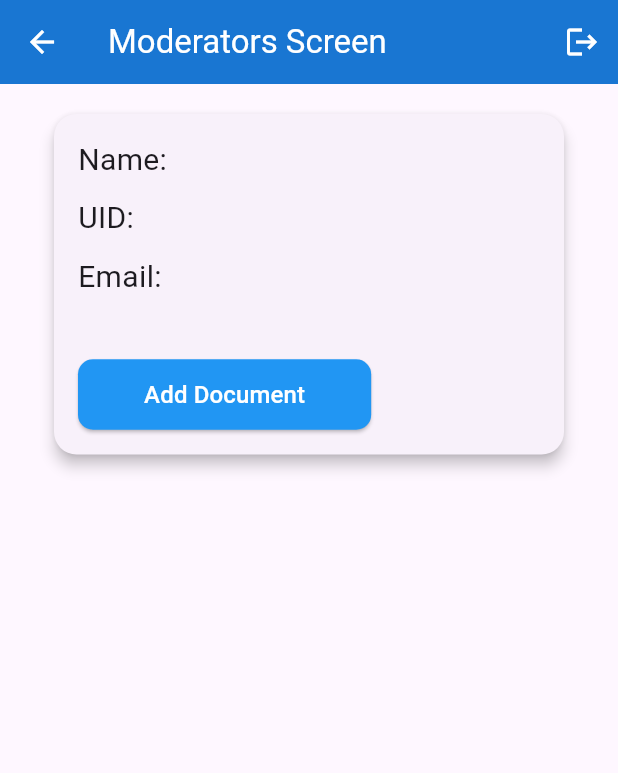
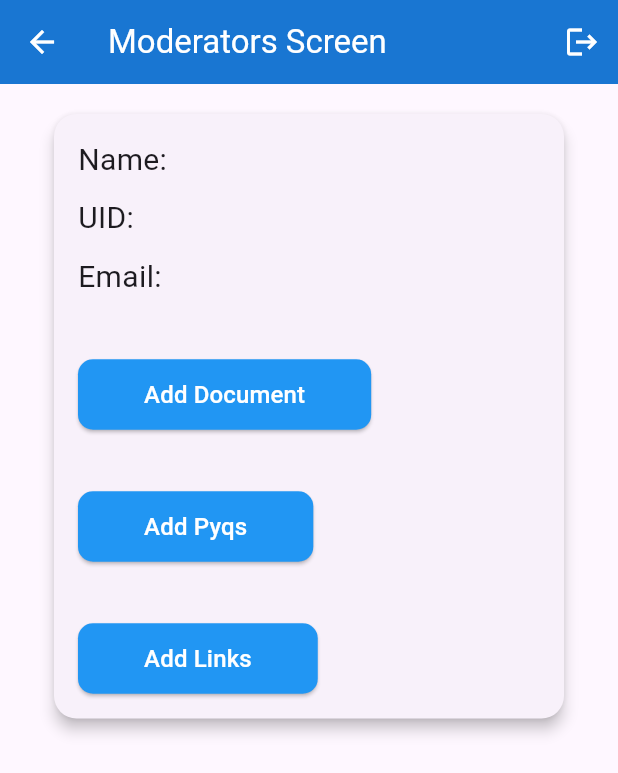
Before and after one commit to osamabenlade/GradePlus, a Flutter app: the ModeratorScreen screen opened directly with empty values, on a phone screen of 412 x 824 dp. Shown: the top 773 px of the screen. Run offline on Flutter 3.47's test engine with Material 3 defaults, Android fonts, the phone set to English and light mode, and no system bars; our stand-ins replace cloud_firestore, emoji_picker_flutter, file_picker, firebase_auth, firebase_core, firebase_database and 4 more; missing offline and left inert: simple_ripple_animation, syncfusion_flutter_pdfviewer; accounts and stored records are empty; project files that could hold a hidden picture were left out.

Commit message:
moderator screen modified and minor fixes

```diff
--- a/lib/screens/login/ModeratorScreen.dart
+++ b/lib/screens/login/ModeratorScreen.dart
@@ -20,13 +20,13 @@ class ModeratorScreen extends StatefulWidget {
 class _ModeratorScreenState extends State<ModeratorScreen> {
   String? selectedSemester;
   String? selectedSubject;
-  void _addDocument(BuildContext context) {
+  void _addDocument(BuildContext context,String doctype) {
     // Implement logic to add document
     // For example, you can navigate to another screen for adding a document
     Navigator.push(
       context,
       MaterialPageRoute(
-        builder: (context) => AddDocumentScreen(),
+        builder: (context) =>  AddDocumentScreen(fileType: doctype,),
       ),
     );
   }
@@ -84,7 +84,7 @@ class _ModeratorScreenState extends State<ModeratorScreen> {
                   ElevatedButton(
                     onPressed: () {
                       // Implement logic to add document
-                      _addDocument(context);
+                      _addDocument(context,'materials');
                     },
                     style: ElevatedButton.styleFrom(
                       backgroundColor: Colors.blue,
@@ -103,6 +103,52 @@ class _ModeratorScreenState extends State<ModeratorScreen> {
                       ),
                     ),
                   ),
+                  SizedBox(height: 40),
+                  ElevatedButton(
+                    onPressed: () {
+                      // Implement logic to add document
+                      _addDocument(context,'pyq');
+                    },
+                    style: ElevatedButton.styleFrom(
+                      backgroundColor: Colors.blue,
+                      shape: RoundedRectangleBorder(
+                        borderRadius: BorderRadius.circular(10),
+                      ),
+                    ),
+                    child: Padding(
+                      padding: const EdgeInsets.symmetric(
+                        horizontal: 20.0,
+                        vertical: 12.0,
+                      ),
+                      child: Text(
+                        'Add Pyqs',
+                        style: TextStyle(fontSize: 16, color: Colors.white),
+                      ),
+                    ),
+                  ),
+                  SizedBox(height: 40),
+                  ElevatedButton(
+                    onPressed: () {
+                      // Implement logic to add document
+
+                    },
+                    style: ElevatedButton.styleFrom(
+                      backgroundColor: Colors.blue,
+                      shape: RoundedRectangleBorder(
+                        borderRadius: BorderRadius.circular(10),
+                      ),
+                    ),
+                    child: Padding(
+                      padding: const EdgeInsets.symmetric(
+                        horizontal: 20.0,
+                        vertical: 12.0,
+                      ),
+                      child: Text(
+                        'Add Links',
+                        style: TextStyle(fontSize: 16, color: Colors.white),
+                      ),
+                    ),
+                  ),
                 ],
               ),
             ),
--- a/lib/screens/subjects/SubjectScreen.dart
+++ b/lib/screens/subjects/SubjectScreen.dart
@@ -41,8 +41,8 @@ class SubjectScreen extends StatelessWidget {
         ),
         body: TabBarView(
           children: [
-            MaterialsContent(subjectData['subjectCode']),
-            PYQsContent(subjectData['subjectCode']),
+            MaterialsContent(subjectData['subjectCode'],'materials'),
+            MaterialsContent(subjectData['subjectCode'],'pyq'),
             VideoLinksContent(subjectData['subjectCode']),
           ],
         ),
```
Also changed, not shown: lib/screens/AddDocumentScreen.dart (+6 -2 lines), lib/screens/contents/MaterialsContent.dart (+3 -6 lines).
